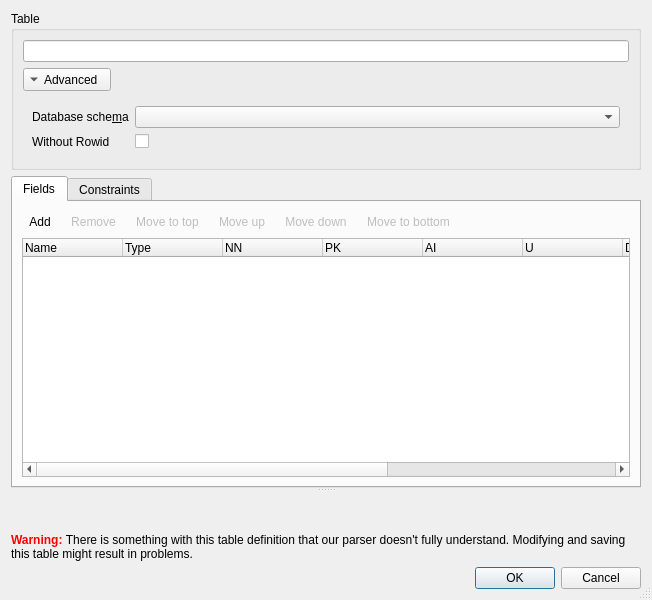
Qt form src/EditTableDialog.ui (sqlitebrowser/sqlitebrowser) before a commit.
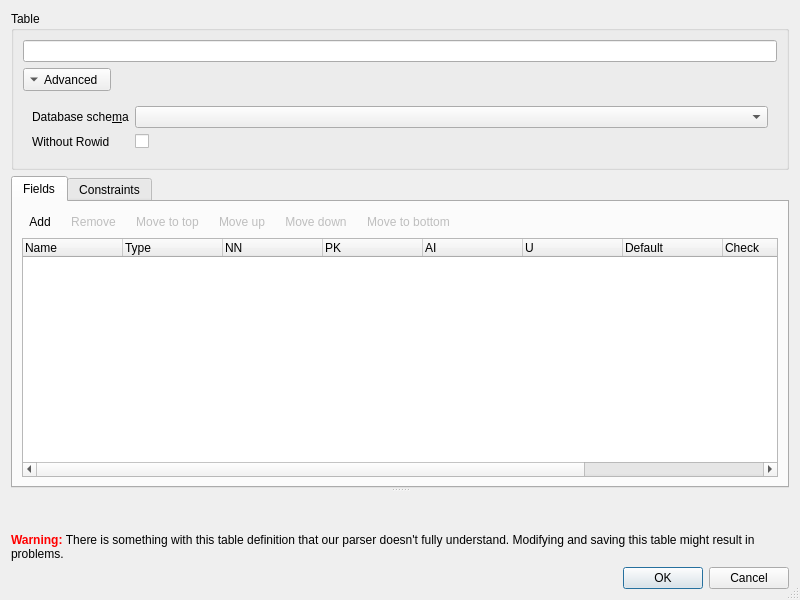
The same form after that commit. Icons and pictures are not drawn. Custom widgets are drawn as their Qt base class.

Commit message:
GUI improvements in Edit Table Dialog
- Avoid editing data in checkable columns or columns with combo-boxes
- Select items to allow navigation with cursor keys in each row
- More edit triggers for editable columns
- Icons for primary and foreign key columns
- Dialog width increased so more columns fit

See issue #598

Diff of the .ui file:
```diff
--- a/src/EditTableDialog.ui
+++ b/src/EditTableDialog.ui
@@ -6,7 +6,7 @@
    <rect>
     <x>0</x>
     <y>0</y>
-    <width>652</width>
+    <width>800</width>
     <height>600</height>
    </rect>
   </property>
```
Left out of the diff: 46 changed lines with no effect on the pictures. The commit also changes 1 other file.
